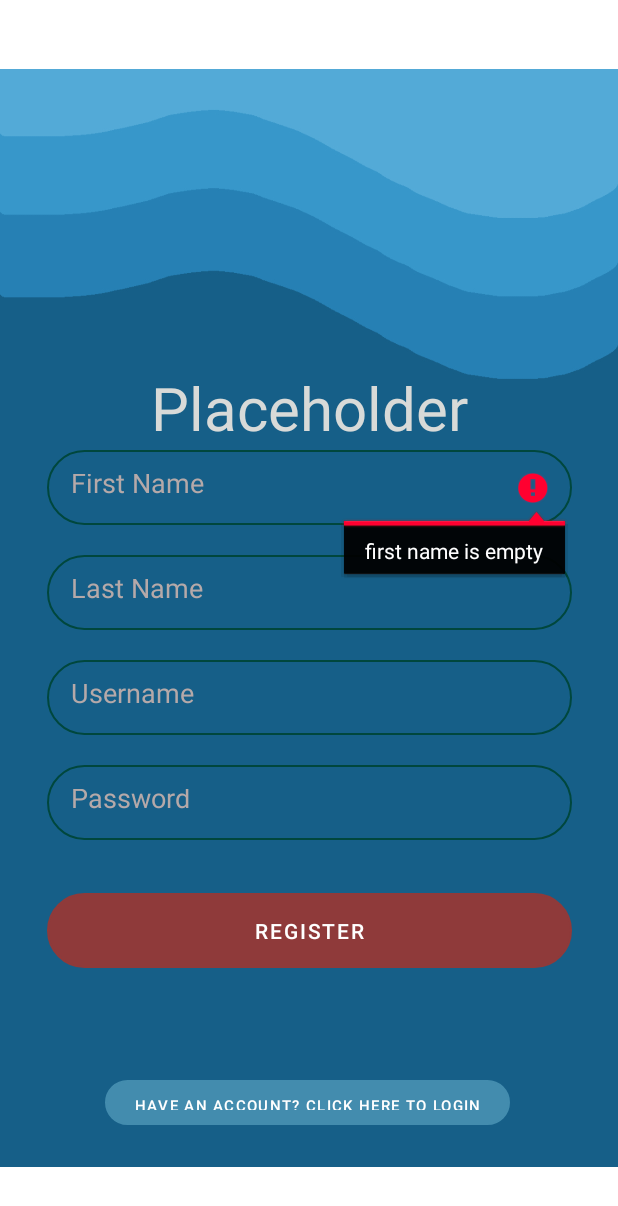
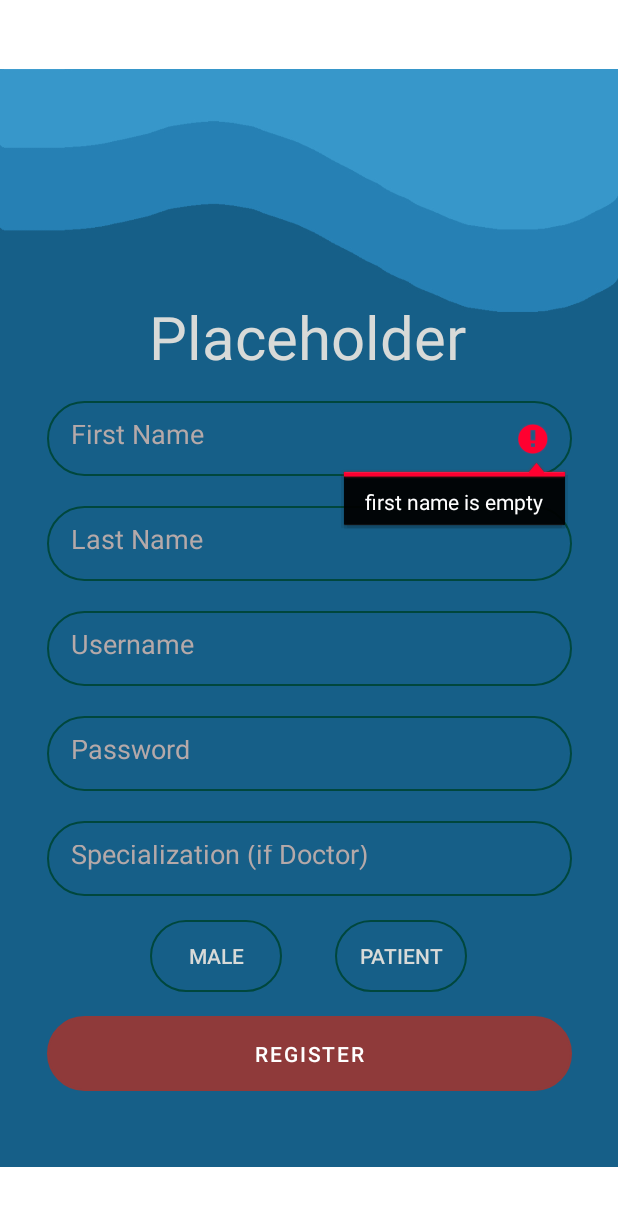
Before and after one commit to RohanDey02/B07MedicalApp, an Android app: the SignUpActivity screen opened directly, with no data from a screen before it, after a tap on "REGISTER", on a phone screen of 412 x 824 dp. Shown: the top 1206 px of the screen. Run offline under Robolectric (Android 15) with nearby library versions, the phone set to English and light mode, and no system bars; our stand-ins replace Firebase (no records; nobody signed in at launch, a user with empty details on screens opened directly); Roboto replaces fonts that are not available here.

Commit message:
Changes: Completed Signup Page for Doctors and Patients
Completed Signup Page for Doctors and Patients where they can say specialization and gender.

```diff
--- a/app/src/main/java/com/example/b07medicalapp/Doctor.java
+++ b/app/src/main/java/com/example/b07medicalapp/Doctor.java
@@ -13,6 +13,7 @@ public class Doctor extends Account {
     public Doctor(String username, String password, String firstName, String lastName, String gender, String specialization){
         super(username, password, firstName, lastName, gender);
         this.specialization = specialization;
+        this.availability.put("init", "");
     }
 
     @Override
--- a/app/src/main/java/com/example/b07medicalapp/Patient.java
+++ b/app/src/main/java/com/example/b07medicalapp/Patient.java
@@ -11,7 +11,7 @@ public class Patient extends Account implements Comparable<Patient>{
 
     public Patient(String username, String password, String firstName, String lastName, String gender){
         super(username, password, firstName, lastName, gender);
-        allAppointments.put("","");
+        allAppointments.put("init","");
     }
 
     public void bookAppointment(Doctor doctor, String timeslot) {
--- a/app/src/main/java/com/example/b07medicalapp/SignUpActivity.java
+++ b/app/src/main/java/com/example/b07medicalapp/SignUpActivity.java
@@ -4,7 +4,9 @@ import android.content.Intent;
 import android.os.Bundle;
 import android.view.View;
 import android.widget.Button;
+import android.widget.CompoundButton;
 import android.widget.EditText;
+import android.widget.ToggleButton;
 
 import androidx.appcompat.app.AppCompatActivity;
 
@@ -24,65 +26,145 @@ public class SignUpActivity extends AppCompatActivity {
         decorView.setOnSystemUiVisibilityChangeListener(new View.OnSystemUiVisibilityChangeListener() {
             @Override
             public void onSystemUiVisibilityChange(int visibility) {
-                if(visibility == 0){
+                if (visibility == 0) {
                     decorView.setSystemUiVisibility(hideSystemBars());
                 }
             }
         });
 
-        Intent intent = getIntent();
+        Intent intent = new Intent(this, MainActivity.class);
 
-        EditText etFirstName = findViewById(R.id.editTextFirstName);
-        EditText etLastName = findViewById(R.id.editTextLastName);
-        EditText etUserName = findViewById(R.id.editTextUsername);
-        EditText etPassword = findViewById(R.id.editTextPassword);
+        EditText firstName = findViewById(R.id.editTextFirstName);
+        EditText lastName = findViewById(R.id.editTextLastName);
+        EditText username = findViewById(R.id.editTextUsername);
+        EditText password = findViewById(R.id.editTextPassword);
+        EditText specialization = findViewById(R.id.editTextSpecialization);
+        ToggleButton genderToggle = findViewById(R.id.toggleButtonGender);
+        ToggleButton roleToggle = findViewById(R.id.toggleButtonDoctor);
+
         Button button = findViewById(R.id.button4);
+
+        final boolean[] doctor = {false};
+        final boolean[] female = {false};
+
+        roleToggle.setOnCheckedChangeListener(new CompoundButton.OnCheckedChangeListener() {
+            @Override
+            public void onCheckedChanged(CompoundButton compoundButton, boolean isDoctor) {
+                if (isDoctor) {
+                    doctor[0] = true;
+                } else {
+                    doctor[0] = false;
+                }
+            }
+        });
+
+        genderToggle.setOnCheckedChangeListener(new CompoundButton.OnCheckedChangeListener() {
+            @Override
+            public void onCheckedChanged(CompoundButton compoundButton, boolean isFemale) {
+                if (isFemale) {
+                    female[0] = true;
+                } else {
+                    female[0] = false;
+                }
+            }
+        });
+
         button.setOnClickListener(new View.OnClickListener() {
             @Override
             public void onClick(View v) {
-                Account account = new Patient(
-                    etUserName.getText().toString(),
-                    etPassword.getText().toString(),
-                    etFirstName.getText().toString(),
-                    etLastName.getText().toString(),
-                // V. Benny added this line to work on list appointment. Must change.
-                        "m"
-                );
+                if (doctor[0]) {
+                    String gender;
+                    if (female[0]) {
+                        gender = "f";
+                    } else {
+                        gender = "m";
+                    }
 
-                if (account.firstName.isEmpty()){
-                    etFirstName.setError("first name is empty");
-                    etFirstName.requestFocus();
+                    Doctor account = new Doctor(
+                            username.getText().toString(),
+                            password.getText().toString(),
+                            firstName.getText().toString(),
+                            lastName.getText().toString(),
+                            gender,
+                            specialization.getText().toString());
+
+                    if (account.firstName.isEmpty()) {
+                        firstName.setError("first name is empty");
+                        firstName.requestFocus();
                         return;
                     }
 
-                if (account.lastName.isEmpty()){
-                    etLastName.setError("last name is empty");
-                    etLastName.requestFocus();
+                    if (account.lastName.isEmpty()) {
+                        lastName.setError("last name is empty");
+                        lastName.requestFocus();
                         return;
                     }
 
-                if (account.password.isEmpty()){
-                    etPassword.setError("password is empty");
-                    etPassword.requestFocus();
+                    if (account.password.isEmpty()) {
+                        password.setError("password is empty");
+                        password.requestFocus();
                         return;
                     }
 
-                if (account.username.isEmpty()){
-                    etUserName.setError("username is empty");
-                    etUserName.requestFocus();
+                    if (account.username.isEmpty()) {
+                        username.setError("username is empty");
+                        username.requestFocus();
+                        return;
+                    }
+
+                    if (account.specialization.isEmpty()) {
+                        specialization.setError("specialization is empty");
+                        specialization.requestFocus();
+                        return;
+                    }
+
+                    DatabaseReference db = FirebaseDatabase.getInstance("https://b07projectdatabase-default-rtdb.firebaseio.com/").getReference();
+                    db.child("doctors").child(account.username).setValue(account);
+                } else { // Patient
+                    String gender;
+                    if (female[0]) {
+                        gender = "f";
+                    } else { // Male
+                        gender = "m";
+                    }
+
+                    Patient account = new Patient(
+                            username.getText().toString(),
+                            password.getText().toString(),
+                            firstName.getText().toString(),
+                            lastName.getText().toString(),
+                            gender);
+
+                    if (account.firstName.isEmpty()) {
+                        firstName.setError("first name is empty");
+                        firstName.requestFocus();
+                        return;
+                    }
+
+                    if (account.lastName.isEmpty()) {
+                        lastName.setError("last name is empty");
+                        lastName.requestFocus();
+                        return;
+                    }
+
+                    if (account.password.isEmpty()) {
+                        password.setError("password is empty");
+                        password.requestFocus();
+                        return;
+                    }
+
+                    if (account.username.isEmpty()) {
+                        username.setError("username is empty");
+                        username.requestFocus();
                         return;
                     }
 
                     DatabaseReference db = FirebaseDatabase.getInstance("https://b07projectdatabase-default-rtdb.firebaseio.com/").getReference();
                     db.child("patients").child(account.username).setValue(account);
-
+                }
+                startActivity(intent);
             }
         });
-    }
-
-    public void backToLogin(View view){
-                Intent intent = new Intent(this, MainActivity.class);
-                startActivity(intent);
     }
 
     @Override
@@ -101,10 +183,4 @@ public class SignUpActivity extends AppCompatActivity {
                 | View.SYSTEM_UI_FLAG_FULLSCREEN
                 | View.SYSTEM_UI_FLAG_HIDE_NAVIGATION;
     }
-
-    // This method will be called on clicking the Register button on the signup page.
-    public void signUpRegister(View view) {
-        Intent intent = new Intent(this, ListAppointment.class);
-        startActivity(intent);
 }
-}
--- a/app/src/main/res/layout/activity_sign_up.xml
+++ b/app/src/main/res/layout/activity_sign_up.xml
@@ -11,11 +11,29 @@
         android:layout_width="match_parent"
         android:layout_height="match_parent"
         android:contentDescription="@string/main_page_background"
-        android:src="@drawable/main_page_background"
+        android:src="@drawable/book_appointment_page_background"
         app:layout_constraintBottom_toBottomOf="parent"
         app:layout_constraintEnd_toEndOf="parent"
         app:layout_constraintStart_toStartOf="parent"
         app:layout_constraintTop_toTopOf="parent" />
+
+    <!--    <Button-->
+<!--        android:id="@+id/button9"-->
+<!--        android:layout_width="270dp"-->
+<!--        android:layout_height="30dp"-->
+<!--        android:layout_marginStart="68dp"-->
+<!--        android:layout_marginLeft="68dp"-->
+<!--        android:layout_marginTop="16dp"-->
+<!--        android:layout_marginBottom="16dp"-->
+<!--        android:background="@drawable/round_border"-->
+<!--        android:onClick="backToLogin"-->
+<!--        android:text="@string/go_back_to_login"-->
+<!--        android:textSize="10sp"-->
+<!--        app:backgroundTint="#438CAE"-->
+<!--        app:layout_constraintBottom_toBottomOf="@+id/imageView"-->
+<!--        app:layout_constraintStart_toStartOf="parent"-->
+<!--        app:layout_constraintTop_toBottomOf="@+id/button4"-->
+<!--        app:layout_constraintVertical_bias="0.039" />-->
 
     <TextView
         android:id="@+id/textView3"
@@ -33,10 +51,10 @@
         android:textSize="40sp"
         app:layout_constraintBottom_toBottomOf="parent"
         app:layout_constraintEnd_toEndOf="parent"
-        app:layout_constraintHorizontal_bias="0.5"
+        app:layout_constraintHorizontal_bias="0.496"
         app:layout_constraintStart_toStartOf="parent"
         app:layout_constraintTop_toTopOf="parent"
-        app:layout_constraintVertical_bias="0.31"
+        app:layout_constraintVertical_bias="0.246"
         tools:text="@string/title_header" />
 
     <EditText
@@ -45,7 +63,7 @@
         android:layout_height="50dp"
         android:layout_marginStart="16dp"
         android:layout_marginLeft="16dp"
-        android:layout_marginTop="300dp"
+        android:layout_marginTop="16dp"
         android:layout_marginEnd="16dp"
         android:layout_marginRight="16dp"
         android:background="@drawable/round_border"
@@ -58,7 +76,7 @@
         android:textColorHint="#B5A9A9"
         app:layout_constraintEnd_toEndOf="parent"
         app:layout_constraintStart_toStartOf="parent"
-        app:layout_constraintTop_toTopOf="parent" />
+        app:layout_constraintTop_toBottomOf="@+id/textView3" />
 
     <EditText
         android:id="@+id/editTextLastName"
@@ -123,13 +141,34 @@
         app:layout_constraintStart_toStartOf="parent"
         app:layout_constraintTop_toBottomOf="@+id/editTextUsername" />
 
+    <EditText
+        android:id="@+id/editTextSpecialization"
+        android:layout_width="350dp"
+        android:layout_height="50dp"
+        android:layout_marginStart="16dp"
+        android:layout_marginLeft="16dp"
+        android:layout_marginTop="20dp"
+        android:layout_marginEnd="16dp"
+        android:layout_marginRight="16dp"
+        android:background="@drawable/round_border"
+        android:drawablePadding="30dp"
+        android:ems="10"
+        android:hint="@string/specialization_title"
+        android:inputType="textPersonName"
+        android:padding="16dp"
+        android:textColor="#D8DAD8"
+        android:textColorHint="#B5A9A9"
+        app:layout_constraintEnd_toEndOf="parent"
+        app:layout_constraintStart_toStartOf="parent"
+        app:layout_constraintTop_toBottomOf="@+id/editTextPassword" />
+
     <Button
         android:id="@+id/button4"
         android:layout_width="350dp"
         android:layout_height="50dp"
         android:layout_marginStart="16dp"
         android:layout_marginLeft="16dp"
-        android:layout_marginTop="35dp"
+        android:layout_marginTop="16dp"
         android:layout_marginEnd="16dp"
         android:layout_marginRight="16dp"
         android:background="@drawable/round_border"
@@ -140,25 +179,47 @@
         android:text="@string/sign_up_butt"
         app:backgroundTint="#8F3A3A"
         app:layout_constraintEnd_toEndOf="parent"
+        app:layout_constraintHorizontal_bias="0.5"
         app:layout_constraintStart_toStartOf="parent"
-        app:layout_constraintTop_toBottomOf="@+id/editTextPassword"
+        app:layout_constraintTop_toBottomOf="@+id/toggleButtonGender"
         tools:text="@string/sign_up_butt" />
 
-    <Button
-        android:id="@+id/button9"
-        android:layout_width="270dp"
-        android:layout_height="30dp"
-        android:layout_marginStart="70dp"
-        android:layout_marginLeft="60dp"
+    <ToggleButton
+        android:id="@+id/toggleButtonGender"
+        android:layout_width="wrap_content"
+        android:layout_height="wrap_content"
+        android:layout_marginStart="100dp"
+        android:layout_marginLeft="100dp"
         android:layout_marginTop="16dp"
         android:layout_marginBottom="16dp"
         android:background="@drawable/round_border"
-        android:onClick="backToLogin"
-        android:text="@string/go_back_to_login"
-        android:textSize="10sp"
-        app:backgroundTint="#438CAE"
-        app:layout_constraintBottom_toBottomOf="@+id/imageView"
+        android:text="ToggleButton"
+        android:textOff="Male"
+        android:textOn="Female"
+        android:textColor="#D8DAD8"
+        app:layout_constraintBottom_toTopOf="@+id/button4"
         app:layout_constraintStart_toStartOf="parent"
-        app:layout_constraintTop_toBottomOf="@+id/button4" />
+        app:layout_constraintTop_toBottomOf="@+id/editTextSpecialization"
+        app:layout_constraintVertical_bias="0.3" />
+
+    <ToggleButton
+        android:id="@+id/toggleButtonDoctor"
+        android:layout_width="wrap_content"
+        android:layout_height="wrap_content"
+        android:layout_marginStart="123dp"
+        android:layout_marginLeft="264dp"
+        android:layout_marginTop="16dp"
+        android:layout_marginBottom="16dp"
+        android:background="@drawable/round_border"
+        android:text="ToggleButton"
+        android:textOff="Patient"
+        android:textOn="Doctor"
+        android:textColor="#D8DAD8"
+        app:layout_constraintBottom_toTopOf="@+id/button4"
+        app:layout_constraintStart_toStartOf="@+id/toggleButtonGender"
+        app:layout_constraintTop_toBottomOf="@+id/editTextSpecialization"
+        app:layout_constraintVertical_bias="0.3" />
+    tools:layout_editor_absoluteX="252dp"
+        tools:layout_editor_absoluteY="558dp" />
 
 </androidx.constraintlayout.widget.ConstraintLayout>
--- a/app/src/main/res/values/strings.xml
+++ b/app/src/main/res/values/strings.xml
@@ -107,5 +107,6 @@
     <string name="book_appointment">Book Appointment</string>
     <string name="upcoming_appointments">Your Upcoming Appointments</string>
     <string name="go_back_to_login">Have an account? Click here to login</string>
+    <string name="specialization_title">Specialization (if Doctor)</string>
 
 </resources>
```
Lines whose indentation alone changed are shown as unchanged.
